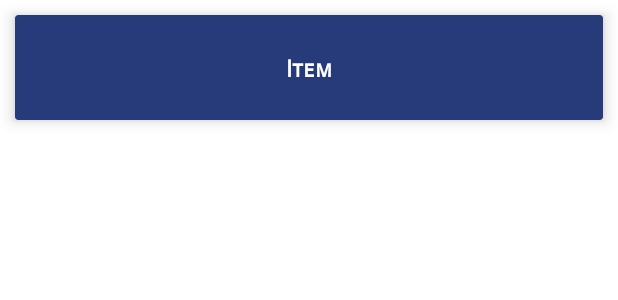
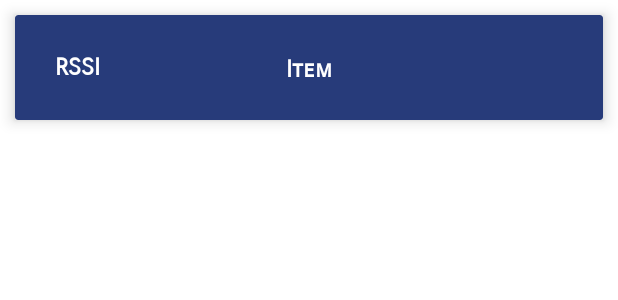
Before and after one commit to Lou13213/AndroidSmartDevice, an Android app: the layout scan_cell.xml on its own in the app's theme, with its tools: preview values and no code run, on a phone screen of 412 x 824 dp. Shown: the top 300 px of the screen. Run offline under Robolectric (Android 15) with nearby library versions, the phone set to English and light mode, and no system bars.

```diff
--- a/app/src/main/java/fr/isen/boisson/androidsmartdevice/ScanActivity.kt
+++ b/app/src/main/java/fr/isen/boisson/androidsmartdevice/ScanActivity.kt
@@ -118,7 +118,7 @@ class ScanActivity : AppCompatActivity() {
         override fun onScanResult(callbackType: Int, result: ScanResult) {
             super.onScanResult(callbackType, result)
             Log.d("Scan", "result : $result")
-            adapter.addDevice(result.device)
+            adapter.addDevice(result)
             adapter.notifyDataSetChanged()
         }
     }
--- a/app/src/main/res/layout/scan_cell.xml
+++ b/app/src/main/res/layout/scan_cell.xml
@@ -30,6 +30,26 @@
             app:layout_constraintTop_toTopOf="parent"
             app:layout_constraintVertical_bias="0.52" />
 
+        <TextView
+            android:id="@+id/RSSI"
+            android:layout_width="wrap_content"
+            android:layout_height="wrap_content"
+            android:layout_marginStart="27dp"
+            android:layout_marginTop="25dp"
+            android:layout_marginEnd="29dp"
+            android:layout_marginBottom="26dp"
+            android:text="RSSI"
+            android:fontFamily="sans-serif-smallcaps"
+            android:gravity="center"
+            android:textColor="#FFFFFF"
+            android:textSize="16sp"
+            android:textStyle="bold"
+            app:autoSizeMaxTextSize="20sp"
+            app:layout_constraintBottom_toBottomOf="parent"
+            app:layout_constraintEnd_toStartOf="@+id/deviceName"
+            app:layout_constraintStart_toStartOf="parent"
+            app:layout_constraintTop_toTopOf="parent" />
+
 
     </androidx.constraintlayout.widget.ConstraintLayout>
 
```
Also changed, not shown: app/src/main/java/fr/isen/boisson/androidsmartdevice/DeviceActivity.kt (+32 -0 lines), app/src/main/java/fr/isen/boisson/androidsmartdevice/ScanAdapter.kt (+12 -8 lines), app/src/main/res/layout/activity_device.xml (+21 -0 lines).
